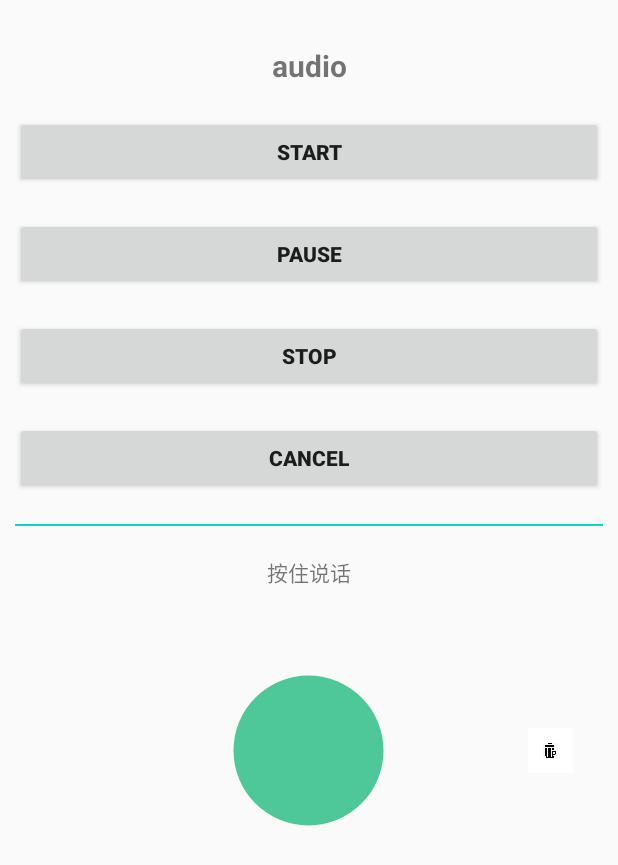
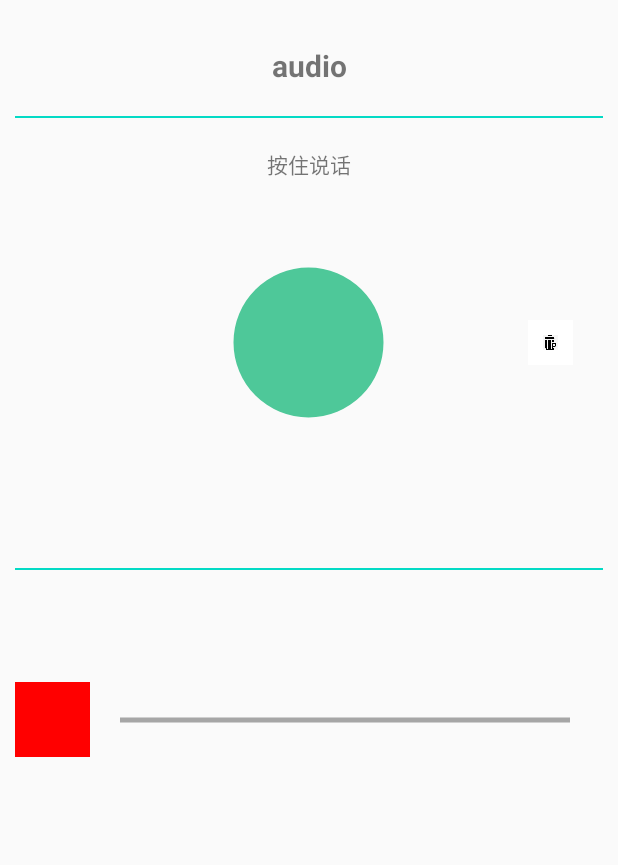
Before and after one commit to zhongyao/MultimediaExplore, an Android app: the screen it shows after launch (AudioActivity), on a phone screen of 412 x 824 dp. Shown: the top 865 px of the screen. Run offline under Robolectric (Android 15) with nearby library versions, the phone set to English and light mode, and no system bars; libraries missing offline, so code that uses them is left out: com.hjq.permissions; 1 statement that could not run was skipped.

Commit message:
progressBar 画线finish

```diff
--- a/app/src/main/java/com/hongri/multimedia/audio/AudioActivity.java
+++ b/app/src/main/java/com/hongri/multimedia/audio/AudioActivity.java
@@ -3,9 +3,7 @@ package com.hongri.multimedia.audio;
 import androidx.appcompat.app.AppCompatActivity;
 
 import android.Manifest;
-import android.media.AudioManager;
 import android.os.Bundle;
-import android.util.Log;
 import android.view.View;
 import android.widget.Button;
 import android.widget.Toast;
@@ -17,11 +15,8 @@ import com.hongri.multimedia.R;
 import com.hongri.multimedia.audio.state.AudioStatusManager;
 import com.hongri.multimedia.audio.state.Status;
 import com.hongri.multimedia.audio.widget.RecordButton;
-import com.hongri.multimedia.audio.widget.RecordLayout;
+import com.hongri.multimedia.audio.widget.RecordView;
 
-import java.text.SimpleDateFormat;
-import java.util.Arrays;
-import java.util.Date;
 import java.util.List;
 
 /**
@@ -32,7 +27,7 @@ public class AudioActivity extends AppCompatActivity implements View.OnClickList
 
     private final String TAG = "AudioActivity";
     private Button start, pause, cancel, stop;
-    private RecordLayout recordLayout;
+    private RecordView recordView;
     private RecordButton recordBtn;
     private boolean permissionGranted = false;
     private int phoneWidth;
@@ -53,17 +48,17 @@ public class AudioActivity extends AppCompatActivity implements View.OnClickList
         pause = findViewById(R.id.pause);
         cancel = findViewById(R.id.cancel);
         stop = findViewById(R.id.stop);
-        recordLayout = findViewById(R.id.recordLayout);
+        recordView = findViewById(R.id.recordLayout);
         recordBtn = findViewById(R.id.recordBtn);
 
         start.setOnClickListener(this);
         pause.setOnClickListener(this);
         cancel.setOnClickListener(this);
         stop.setOnClickListener(this);
-        recordLayout.setOnClickListener(this);
+        recordView.setOnClickListener(this);
         recordBtn.setOnClickListener(this);
 
-        recordLayout.setPhoneWidth(this, phoneWidth);
+        recordView.setPhoneWidth(this, phoneWidth);
 
         XXPermissions.with(this).permission(PERMISSION_ALL).request(new OnPermissionCallback() {
             @Override
--- /dev/null
+++ b/app/src/main/java/com/hongri/multimedia/audio/widget/RecordPlayView.java
@@ -0,0 +1,104 @@
+package com.hongri.multimedia.audio.widget;
+
+import android.content.Context;
+import android.util.AttributeSet;
+import android.util.Log;
+import android.view.MotionEvent;
+import android.view.View;
+import android.widget.FrameLayout;
+import android.widget.ImageView;
+import android.widget.TextView;
+
+import androidx.annotation.NonNull;
+import androidx.annotation.Nullable;
+
+/**
+ * Create by zhongyao on 2021/8/24
+ * Description:播放录音
+ */
+public class RecordPlayView extends FrameLayout {
+
+    private final String TAG = "RecordPlayView";
+    private ImageView playAnimIv;
+    private RecordProgressBar progressBar;
+    private TextView playTime;
+    private TextView currentPlayTime;
+    private float progressBarLeftX, progressBarRightX, progressBarWidth;
+    private float progressBarTopY, progressBarBottomY, progressBarHeight;
+
+    public RecordPlayView(@NonNull Context context) {
+        super(context);
+    }
+
+    public RecordPlayView(@NonNull Context context, @Nullable AttributeSet attrs) {
+        super(context, attrs);
+    }
+
+    @Override
+    protected void onMeasure(int widthMeasureSpec, int heightMeasureSpec) {
+        super.onMeasure(widthMeasureSpec, heightMeasureSpec);
+    }
+
+    @Override
+    protected void onLayout(boolean changed, int left, int top, int right, int bottom) {
+        super.onLayout(changed, left, top, right, bottom);
+
+        int childCount = getChildCount();
+        if (childCount >= 4) {
+            View childView1 = getChildAt(0);
+            if (childView1 instanceof ImageView) {
+                playAnimIv = (ImageView) childView1;
+            }
+
+            View childView2 = getChildAt(1);
+            if (childView2 instanceof RecordProgressBar) {
+                progressBar = (RecordProgressBar) childView2;
+
+                progressBarLeftX = progressBar.getX();
+                progressBarWidth = progressBar.getWidth();
+                progressBarRightX = progressBarLeftX + progressBarWidth;
+
+                progressBarTopY = progressBar.getY();
+                progressBarHeight = progressBar.getHeight();
+                progressBarBottomY = progressBarTopY + progressBarHeight;
+
+                progressBar.updatePlayLayout(true, progressBarLeftX, progressBarHeight / 2, progressBarWidth, progressBarHeight / 2);
+
+                Log.d(TAG, "progressBarLeftX:" + progressBarLeftX + " progressBarWidth:" + progressBarWidth + " progressBarRightX:" + progressBarRightX + "\nprogressBarTopY:" + progressBarTopY + " progressBarHeight:" + progressBarHeight + " progressBarBottomY:" + progressBarBottomY);
+            }
+
+            View childView3 = getChildAt(2);
+            if (childView3 instanceof TextView) {
+                playTime = (TextView) childView3;
+            }
+
+            View childView4 = getChildAt(3);
+            if (childView4 instanceof TextView) {
+                currentPlayTime = (TextView) childView4;
+            }
+        }
+    }
+
+    @Override
+    public boolean onInterceptTouchEvent(MotionEvent event) {
+        int action = event.getAction();
+        switch (action) {
+            case MotionEvent.ACTION_DOWN:
+
+                break;
+            case MotionEvent.ACTION_MOVE:
+                float stopX = event.getX();
+                float stopY = event.getY();
+                progressBar.updatePlayLayout(false, progressBarLeftX, progressBarHeight / 2, stopX, progressBarHeight / 2);
+                break;
+            case MotionEvent.ACTION_UP:
+
+                break;
+
+            default:
+
+                break;
+        }
+        return super.onInterceptTouchEvent(event);
+    }
+}
--- /dev/null
+++ b/app/src/main/java/com/hongri/multimedia/audio/widget/RecordProgressBar.java
@@ -0,0 +1,76 @@
+package com.hongri.multimedia.audio.widget;
+
+import android.content.Context;
+import android.graphics.Canvas;
+import android.graphics.Color;
+import android.graphics.Paint;
+import android.util.AttributeSet;
+import android.util.Log;
+
+import androidx.annotation.NonNull;
+import androidx.annotation.Nullable;
+import androidx.appcompat.widget.AppCompatButton;
+
+/**
+ * Create by zhongyao on 2021/8/24
+ * Description:
+ */
+public class RecordProgressBar extends AppCompatButton {
+
+    private static final String TAG = "RecordProgressBar";
+    private Paint linePaintBottom;
+    private Paint linePaintTop;
+    private Paint circlePaint;
+    private final String LINE_BOTTOM_COLOR = "#A6A6A6";
+    private final String LINE_TOP_COLOR = "#000000";
+    private final String CIRCLE_COLOR = "#ff0000ff";
+    private boolean isInit;
+    private float startX, startY, stopX, stopY;
+
+    public RecordProgressBar(@NonNull Context context) {
+        super(context);
+
+        init(context);
+    }
+
+    public RecordProgressBar(@NonNull Context context, @Nullable AttributeSet attrs) {
+        super(context, attrs);
+
+        init(context);
+    }
+
+    private void init(Context context) {
+        Log.d(TAG, "init");
+        linePaintBottom = new Paint();
+        linePaintTop = new Paint();
+        circlePaint = new Paint();
+        linePaintBottom.setColor(Color.parseColor(LINE_BOTTOM_COLOR));
+        linePaintBottom.setStrokeWidth((float) 5.0);
+
+        linePaintTop.setColor(Color.parseColor(LINE_TOP_COLOR));
+        linePaintTop.setStrokeWidth((float) 5.0);
+
+        circlePaint.setColor(Color.parseColor(CIRCLE_COLOR));
+    }
+
+    @Override
+    protected void onDraw(Canvas canvas) {
+        super.onDraw(canvas);
+        canvas.drawLine(0, startY, getWidth(), stopY, linePaintBottom);
+        if (!isInit) {
+            canvas.drawLine(0, startY, stopX, stopY, linePaintTop);
+        }
+    }
+
+
+    public void updatePlayLayout(boolean isInit, float startX, float startY, float stopX, float stopY) {
+        Log.d(TAG, "isInit:" + isInit + " startX:" + startX + " startY:" + startY + " stopX:" + stopX + " stopY:" + stopY);
+        this.isInit = isInit;
+        this.startX = startX;
+        this.startY = startY;
+        this.stopX = stopX;
+        this.stopY = stopY;
+        invalidate();
+    }
+
+}
--- a/app/src/main/java/com/hongri/multimedia/audio/widget/RecordLayout.java
+++ b/app/src/main/java/com/hongri/multimedia/audio/widget/RecordView.java
@@ -27,7 +27,7 @@ import com.hongri.multimedia.util.DateUtil;
  * Create by zhongyao on 2021/8/17
  * Description:录音布局类
  */
-public class RecordLayout extends FrameLayout implements RecordStreamListener {
+public class RecordView extends FrameLayout implements RecordStreamListener {
 
     private Activity activity;
     private int phoneWidth;
@@ -41,11 +41,11 @@ public class RecordLayout extends FrameLayout implements RecordStreamListener {
 
     private static final String TAG = "RecordLayout";
 
-    public RecordLayout(@NonNull Context context) {
+    public RecordView(@NonNull Context context) {
         super(context);
     }
 
-    public RecordLayout(@NonNull Context context, @Nullable AttributeSet attrs) {
+    public RecordView(@NonNull Context context, @Nullable AttributeSet attrs) {
         super(context, attrs);
     }
 
--- a/app/src/main/res/layout/activity_audio.xml
+++ b/app/src/main/res/layout/activity_audio.xml
@@ -18,6 +18,12 @@
         android:text="audio"
         android:textSize="20sp"
         android:textStyle="bold" />
+
+    <LinearLayout
+        android:layout_width="match_parent"
+        android:layout_height="wrap_content"
+        android:orientation="vertical"
+        android:visibility="gone">
 
         <Button
             android:id="@+id/start"
@@ -56,13 +62,14 @@
             android:layout_height="200dp"
             android:background="@drawable/audio_record_bg"
             android:visibility="gone" />
+    </LinearLayout>
 
     <View
         android:layout_width="match_parent"
         android:layout_height="1dp"
         android:background="@color/teal_200" />
 
-    <com.hongri.multimedia.audio.widget.RecordLayout
+    <com.hongri.multimedia.audio.widget.RecordView
         android:id="@+id/recordLayout"
         android:layout_width="match_parent"
         android:layout_height="300dp"
@@ -87,12 +94,51 @@
             tools:ignore="RtlHardcoded" />
 
         <TextView
-            android:id="@+id/timeTv"
+            android:id="@+id/recordTime"
             android:layout_width="match_parent"
             android:layout_height="wrap_content"
             android:layout_marginTop="20dp"
             android:gravity="center"
             android:text="按住说话" />
-    </com.hongri.multimedia.audio.widget.RecordLayout>
+    </com.hongri.multimedia.audio.widget.RecordView>
+
+    <View
+        android:layout_width="match_parent"
+        android:layout_height="1dp"
+        android:background="@color/teal_200" />
+
+    <com.hongri.multimedia.audio.widget.RecordPlayView
+        android:id="@+id/recordPlayView"
+        android:layout_width="match_parent"
+        android:layout_height="200dp">
+
+        <ImageView
+            android:id="@+id/playAnimIv"
+            android:layout_width="50dp"
+            android:layout_height="50dp"
+            android:layout_gravity="center_vertical"
+            android:background="#ff0000" />
+
+        <com.hongri.multimedia.audio.widget.RecordProgressBar
+            android:id="@+id/progressBar"
+            android:layout_width="300dp"
+            android:layout_height="100dp"
+            android:layout_gravity="center_vertical"
+            android:layout_marginStart="70dp"
+            android:background="@null"/>
+
+        <TextView
+            android:id="@+id/playTime"
+            android:layout_width="50dp"
+            android:layout_height="50dp"
+            android:layout_gravity="center_vertical|right" />
+
+        <TextView
+            android:id="@+id/currentPlayTime"
+            android:layout_width="100dp"
+            android:layout_height="30dp"
+            android:layout_gravity="center_horizontal" />
+
+    </com.hongri.multimedia.audio.widget.RecordPlayView>
 
 </LinearLayout>
```
Lines whose indentation alone changed are shown as unchanged.
